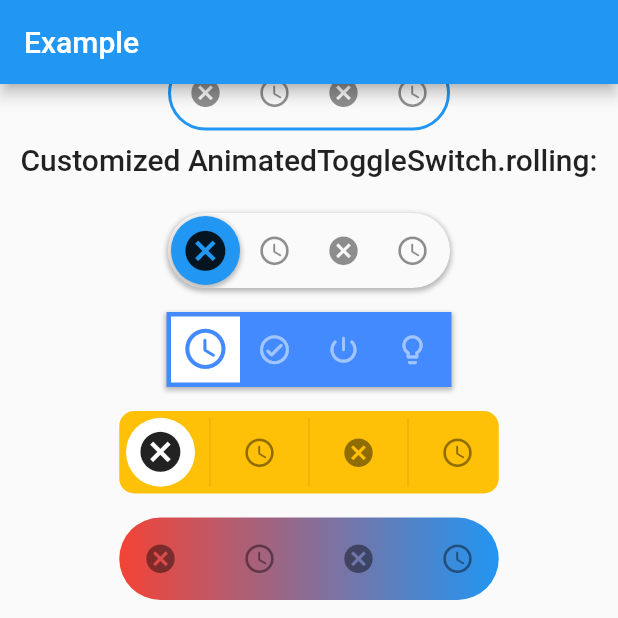
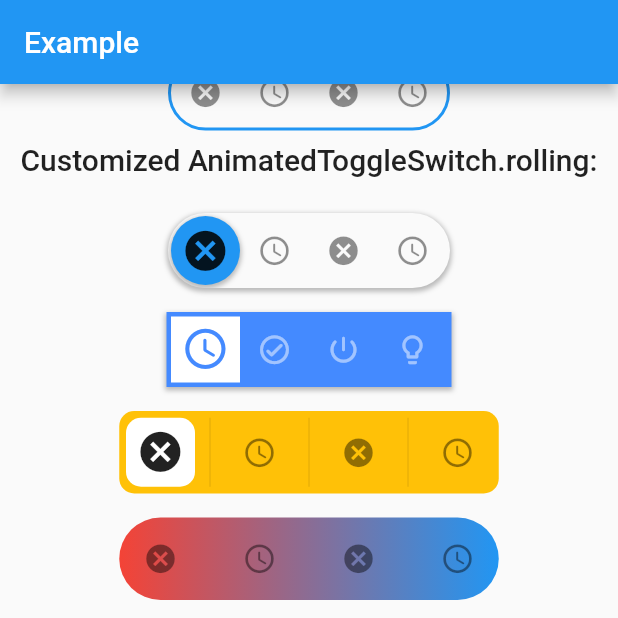
Before and after one commit to splashbyte/animated_toggle_switch, a Flutter app: the screen it shows after launch, scrolled down 576 dp, on a phone screen of 412 x 824 dp, the top half of it. Run offline on Flutter 3.47's test engine with Material 2 defaults, Android fonts, the phone set to English and light mode, and no system bars.

Commit message:
minor border radius fix

```diff
--- a/lib/src/widgets/animated_toggle_switch.dart
+++ b/lib/src/widgets/animated_toggle_switch.dart
@@ -108,8 +108,8 @@ class ToggleStyle {
           borderColor: other.borderColor ?? borderColor,
           borderRadius: other.borderRadius ?? borderRadius,
           indicatorBorderRadius: other.indicatorBorderRadius ??
+              other.borderRadius ??
               indicatorBorderRadius ??
-              other.borderRadius ??
               borderRadius,
           indicatorBorder: other.indicatorBorder ?? indicatorBorder,
           indicatorBoxShadow: other.indicatorBoxShadow ?? indicatorBoxShadow,
@@ -1005,7 +1005,7 @@ class AnimatedToggleSwitch<T> extends StatelessWidget {
       backgroundGradient: null,
       borderColor: theme.colorScheme.secondary,
       borderRadius: defaultBorderRadius,
-      indicatorBorderRadius: defaultBorderRadius,
+      indicatorBorderRadius: null,
       indicatorBorder: null,
       indicatorBoxShadow: null,
       boxShadow: null,
```
